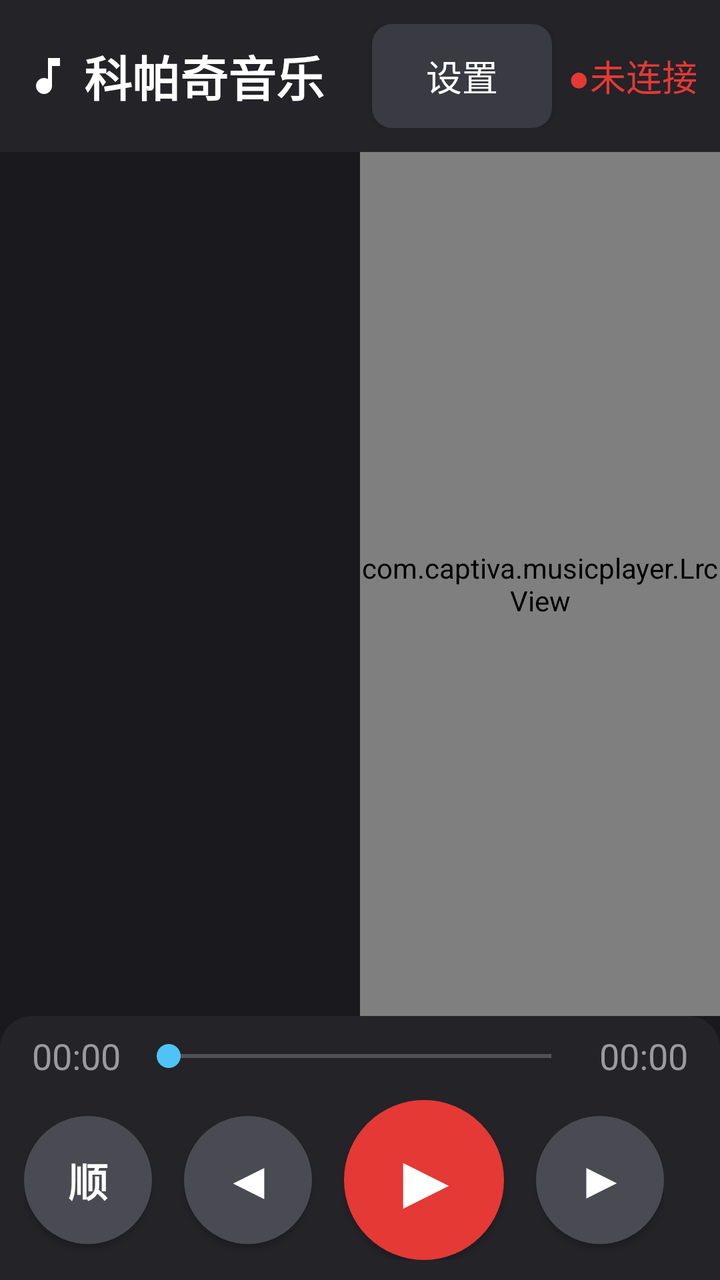
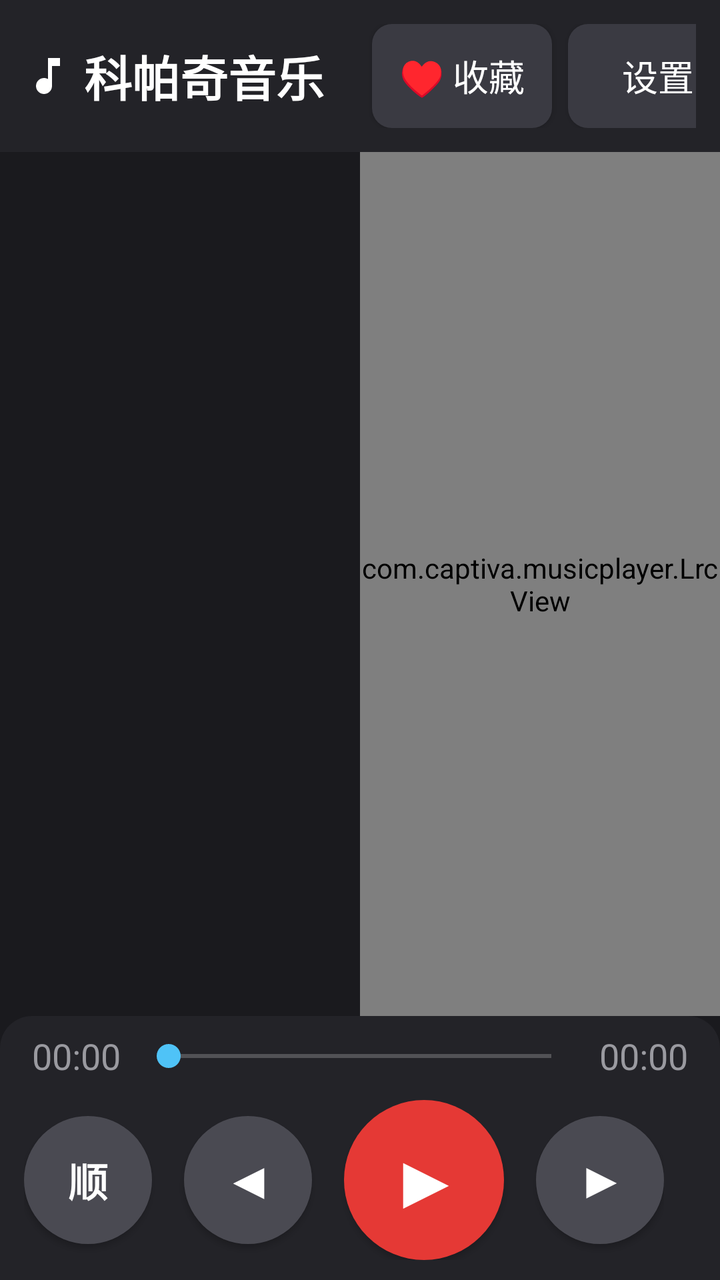

Two renders of the same Android screen: before a commit and after it. Below are the layout's source before the change and the commit's diff.
<!-- AndroidManifest.xml: application theme Theme.CaptivaMusic -->
<!-- res/layout/activity_main.xml -->
<?xml version="1.0" encoding="utf-8"?>
<LinearLayout xmlns:android="http://schemas.android.com/apk/res/android"
    android:layout_width="match_parent"
    android:layout_height="match_parent"
    android:orientation="vertical"
    android:background="@color/bg_main">

    
    <LinearLayout
        android:layout_width="match_parent"
        android:layout_height="wrap_content"
        android:orientation="horizontal"
        android:gravity="center_vertical"
        android:padding="@dimen/title_bar_padding"
        android:background="@color/bg_title_bar">

        <ImageView
            android:layout_width="24dp"
            android:layout_height="24dp"
            android:src="@drawable/ic_music_note"
            android:contentDescription="@string/app_name" />

        <TextView
            android:layout_width="wrap_content"
            android:layout_height="wrap_content"
            android:layout_marginStart="6dp"
            android:layout_marginLeft="6dp"
            android:text="@string/app_name"
            android:textColor="@color/text_title"
            android:textSize="@dimen/title_text_size"
            android:textStyle="bold" />

        <TextView
            android:id="@+id/tv_count"
            android:layout_width="wrap_content"
            android:layout_height="wrap_content"
            android:layout_marginStart="8dp"
            android:layout_marginLeft="8dp"
            android:textColor="@color/text_secondary"
            android:textSize="@dimen/sub_text_size" />

        
        <TextView
            android:id="@+id/tv_sync_status"
            android:layout_width="wrap_content"
            android:layout_height="wrap_content"
            android:layout_marginStart="6dp"
            android:layout_marginLeft="6dp"
            android:textColor="@color/source_network"
            android:textSize="@dimen/time_text_size"
            android:visibility="gone" />

        
        <EditText
            android:id="@+id/et_search"
            android:layout_width="0dp"
            android:layout_height="@dimen/search_height"
            android:layout_weight="1"
            android:layout_marginStart="8dp"
            android:layout_marginLeft="8dp"
            android:background="@drawable/bg_search"
            android:hint="搜索本地歌曲、歌手、专辑..."
            android:textColorHint="@color/search_hint"
            android:textColor="@color/text_primary"
            android:textSize="@dimen/search_text_size"
            android:paddingLeft="@dimen/search_padding"
            android:paddingRight="@dimen/search_padding"
            android:singleLine="true"
            android:imeOptions="actionSearch"
            android:inputType="text" />

        
        <Button
            android:id="@+id/btn_settings"
            android:layout_width="wrap_content"
            android:layout_height="@dimen/top_btn_height"
            android:layout_marginStart="8dp"
            android:layout_marginLeft="8dp"
            android:minWidth="@dimen/top_btn_min_width"
            android:background="@drawable/bg_btn"
            android:text="设置"
            android:textColor="@color/btn_text"
            android:textSize="@dimen/sub_text_size" />

        
        <TextView
            android:id="@+id/tv_server_status"
            android:layout_width="wrap_content"
            android:layout_height="wrap_content"
            android:layout_marginStart="8dp"
            android:layout_marginLeft="8dp"
            android:text="●未连接"
            android:textColor="@color/server_status_disconnected"
            android:textSize="@dimen/sub_text_size"
            android:singleLine="true" />
    </LinearLayout>

    
    <LinearLayout
        android:layout_width="match_parent"
        android:layout_height="0dp"
        android:layout_weight="1"
        android:orientation="horizontal">

        
        <FrameLayout
            android:layout_width="0dp"
            android:layout_height="match_parent"
            android:layout_weight="1">

            <androidx.recyclerview.widget.RecyclerView
                android:id="@+id/rv_list"
                android:layout_width="match_parent"
                android:layout_height="match_parent"
                android:scrollbars="vertical"
                android:overScrollMode="ifContentScrolls" />

            <TextView
                android:id="@+id/tv_empty"
                android:layout_width="wrap_content"
                android:layout_height="wrap_content"
                android:layout_gravity="center"
                android:textColor="@color/text_secondary"
                android:textSize="@dimen/sub_text_size"
                android:visibility="gone" />
        </FrameLayout>

        
        <com.captiva.musicplayer.LrcView
            android:id="@+id/lrc_view"
            android:layout_width="0dp"
            android:layout_height="match_parent"
            android:layout_weight="1" />
    </LinearLayout>

    
    <LinearLayout
        android:layout_width="match_parent"
        android:layout_height="wrap_content"
        android:orientation="vertical"
        android:paddingLeft="@dimen/control_bar_padding"
        android:paddingRight="@dimen/control_bar_padding"
        android:paddingTop="4dp"
        android:paddingBottom="@dimen/control_bar_padding"
        android:background="@drawable/bg_control_bar">

        
        <LinearLayout
            android:layout_width="match_parent"
            android:layout_height="wrap_content"
            android:orientation="horizontal"
            android:gravity="center_vertical"
            android:layout_marginLeft="8dp"
            android:layout_marginRight="8dp">

            <TextView
                android:id="@+id/tv_current_time"
                android:layout_width="wrap_content"
                android:layout_height="wrap_content"
                android:text="00:00"
                android:textColor="@color/text_secondary"
                android:textSize="@dimen/time_text_size"
                android:layout_marginRight="8dp" />

            <SeekBar
                android:id="@+id/sb_progress"
                android:layout_width="0dp"
                android:layout_height="32dp"
                android:layout_weight="1"
                android:minHeight="32dp"
                android:maxHeight="32dp"
                android:paddingTop="4dp"
                android:paddingBottom="4dp"
                android:progressTint="@color/accent"
                android:thumbTint="@color/accent" />

            <TextView
                android:id="@+id/tv_total_time"
                android:layout_width="wrap_content"
                android:layout_height="wrap_content"
                android:text="00:00"
                android:textColor="@color/text_secondary"
                android:textSize="@dimen/time_text_size"
                android:layout_marginLeft="8dp" />
        </LinearLayout>

        
        <LinearLayout
            android:layout_width="match_parent"
            android:layout_height="wrap_content"
            android:orientation="horizontal"
            android:gravity="center_vertical"
            android:layout_marginTop="6dp"
            android:layout_marginBottom="2dp">

            
            <LinearLayout
                android:layout_width="wrap_content"
                android:layout_height="wrap_content"
                android:orientation="horizontal"
                android:gravity="center_vertical"
                android:paddingLeft="4dp"
                android:paddingRight="4dp">

                
                <Button
                    android:id="@+id/btn_mode"
                    android:layout_width="@dimen/btn_circle_size"
                    android:layout_height="@dimen/btn_circle_size"
                    android:minWidth="0dp"
                    android:minHeight="0dp"
                    android:padding="0dp"
                    android:gravity="center"
                    android:background="@drawable/bg_btn_circle"
                    android:text="顺"
                    android:textColor="@color/btn_text"
                    android:textSize="20sp"
                    android:textStyle="bold" />

                
                <Button
                    android:id="@+id/btn_prev"
                    android:layout_width="@dimen/btn_circle_size"
                    android:layout_height="@dimen/btn_circle_size"
                    android:layout_marginLeft="@dimen/btn_circle_spacing"
                    android:minWidth="0dp"
                    android:minHeight="0dp"
                    android:padding="0dp"
                    android:gravity="center"
                    android:background="@drawable/bg_btn_circle"
                    android:text="◀"
                    android:textColor="@color/btn_text"
                    android:textSize="24sp"
                    android:textStyle="bold" />

                
                <Button
                    android:id="@+id/btn_play"
                    android:layout_width="@dimen/btn_circle_big_size"
                    android:layout_height="@dimen/btn_circle_big_size"
                    android:layout_marginLeft="@dimen/btn_circle_spacing"
                    android:layout_marginRight="@dimen/btn_circle_spacing"
                    android:minWidth="0dp"
                    android:minHeight="0dp"
                    android:padding="0dp"
                    android:gravity="center"
                    android:background="@drawable/bg_btn_circle_big_paused"
                    android:text="▶"
                    android:textColor="@color/btn_paused_text"
                    android:textSize="36sp"
                    android:textStyle="bold" />

                
                <Button
                    android:id="@+id/btn_next"
                    android:layout_width="@dimen/btn_circle_size"
                    android:layout_height="@dimen/btn_circle_size"
                    android:minWidth="0dp"
                    android:minHeight="0dp"
                    android:padding="0dp"
                    android:gravity="center"
                    android:background="@drawable/bg_btn_circle"
                    android:text="▶"
                    android:textColor="@color/btn_text"
                    android:textSize="24sp"
                    android:textStyle="bold" />
            </LinearLayout>

            
            <LinearLayout
                android:layout_width="0dp"
                android:layout_height="wrap_content"
                android:layout_weight="1"
                android:orientation="vertical"
                android:gravity="right|center_vertical"
                android:layout_marginLeft="16dp"
                android:paddingRight="8dp">

                <TextView
                    android:id="@+id/tv_now_title"
                    android:layout_width="wrap_content"
                    android:layout_height="wrap_content"
                    android:singleLine="true"
                    android:ellipsize="end"
                    android:text="未在播放"
                    android:textColor="@color/text_primary"
                    android:textSize="@dimen/now_title_text_size"
                    android:textStyle="bold" />

                <TextView
                    android:id="@+id/tv_now_artist"
                    android:layout_width="wrap_content"
                    android:layout_height="wrap_content"
                    android:singleLine="true"
                    android:ellipsize="end"
                    android:textColor="@color/text_secondary"
                    android:textSize="@dimen/sub_text_size" />
            </LinearLayout>
        </LinearLayout>
    </LinearLayout>

</LinearLayout>
<!-- resources referenced by this layout -->
<resources>
  <color name="accent">#4FC3F7</color>
  <color name="bg_main">#1A1A1E</color>
  <color name="bg_title_bar">#232328</color>
  <color name="btn_paused_text">#FFFFFF</color>
  <color name="btn_text">#FFFFFF</color>
  <color name="search_hint">#6A6A70</color>
  <color name="server_status_disconnected">#E53935</color>
  <color name="source_network">#66BB6A</color>
  <color name="text_primary">#F0F0F0</color>
  <color name="text_secondary">#9A9AA0</color>
  <color name="text_title">#FFFFFF</color>
  <dimen name="btn_circle_big_size">80dp</dimen>
  <dimen name="btn_circle_size">64dp</dimen>
  <dimen name="btn_circle_spacing">16dp</dimen>
  <dimen name="control_bar_padding">8dp</dimen>
  <dimen name="now_title_text_size">20sp</dimen>
  <dimen name="search_height">52dp</dimen>
  <dimen name="search_padding">12dp</dimen>
  <dimen name="search_text_size">18sp</dimen>
  <dimen name="sub_text_size">18sp</dimen>
  <dimen name="time_text_size">18sp</dimen>
  <dimen name="title_bar_padding">12dp</dimen>
  <dimen name="title_text_size">24sp</dimen>
  <dimen name="top_btn_height">52dp</dimen>
  <dimen name="top_btn_min_width">90dp</dimen>
  <!-- drawable bg_btn (drawable) -->
  <?xml version="1.0" encoding="utf-8"?>
  <selector xmlns:android="http://schemas.android.com/apk/res/android">
      <item android:state_pressed="true">
          <shape android:shape="rectangle">
              <solid android:color="#55555D" />
              <corners android:radius="10dp" />
          </shape>
      </item>
      <item>
          <shape android:shape="rectangle">
              <solid android:color="@color/btn_bg" />
              <corners android:radius="10dp" />
          </shape>
      </item>
  </selector>
  <!-- drawable bg_btn_circle (drawable) -->
  <?xml version="1.0" encoding="utf-8"?>
  <shape xmlns:android="http://schemas.android.com/apk/res/android"
      android:shape="oval">
      <solid android:color="#4A4A52" />
      <size
          android:width="64dp"
          android:height="64dp" />
  </shape>
  <!-- drawable bg_btn_circle_big_paused (drawable) -->
  <?xml version="1.0" encoding="utf-8"?>
  <shape xmlns:android="http://schemas.android.com/apk/res/android"
      android:shape="oval">
      <solid android:color="#E53935" />
      <size
          android:width="80dp"
          android:height="80dp" />
  </shape>
  <!-- drawable bg_control_bar (drawable) -->
  <?xml version="1.0" encoding="utf-8"?>
  <shape xmlns:android="http://schemas.android.com/apk/res/android"
      android:shape="rectangle">
      <solid android:color="@color/bg_control_bar" />
      <corners
          android:topLeftRadius="16dp"
          android:topRightRadius="16dp"
          android:bottomLeftRadius="0dp"
          android:bottomRightRadius="0dp" />
  </shape>
  <!-- drawable bg_search (drawable) -->
  <?xml version="1.0" encoding="utf-8"?>
  <shape xmlns:android="http://schemas.android.com/apk/res/android"
      android:shape="rectangle">
      <solid android:color="@color/search_bg" />
      <corners android:radius="22dp" />
  </shape>
  <!-- drawable ic_music_note (drawable) -->
  <?xml version="1.0" encoding="utf-8"?>
  <vector xmlns:android="http://schemas.android.com/apk/res/android"
      android:width="24dp"
      android:height="24dp"
      android:viewportWidth="24"
      android:viewportHeight="24">
      <path
          android:fillColor="#FFFFFF"
          android:pathData="M12,3v10.55c-0.59,-0.34 -1.27,-0.55 -2,-0.55 -2.21,0 -4,1.79 -4,4s1.79,4 4,4 4,-1.79 4,-4V7h4V3h-6z" />
  </vector>
  <string name="app_name">科帕奇音乐</string>
  <color name="btn_bg">#3A3A42</color>
  <color name="bg_control_bar">#232328</color>
  <color name="search_bg">#2A2A30</color>
  <!-- unchanged entries left out for length: 2 -->
</resources>

<!-- the commit's change to res/layout/activity_main.xml (unified diff, before → after) -->
@@ -68,6 +68,19 @@
             android:singleLine="true"
             android:imeOptions="actionSearch"
             android:inputType="text" />
+
+        
+        <Button
+            android:id="@+id/btn_favorites"
+            android:layout_width="wrap_content"
+            android:layout_height="@dimen/top_btn_height"
+            android:layout_marginStart="8dp"
+            android:layout_marginLeft="8dp"
+            android:minWidth="@dimen/top_btn_min_width"
+            android:background="@drawable/bg_btn"
+            android:text="\u2665 收藏"
+            android:textColor="@color/btn_text"
+            android:textSize="@dimen/sub_text_size" />
 
         
         <Button
